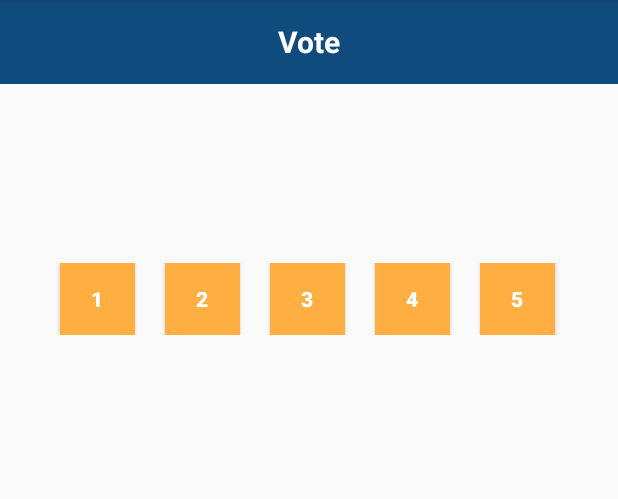
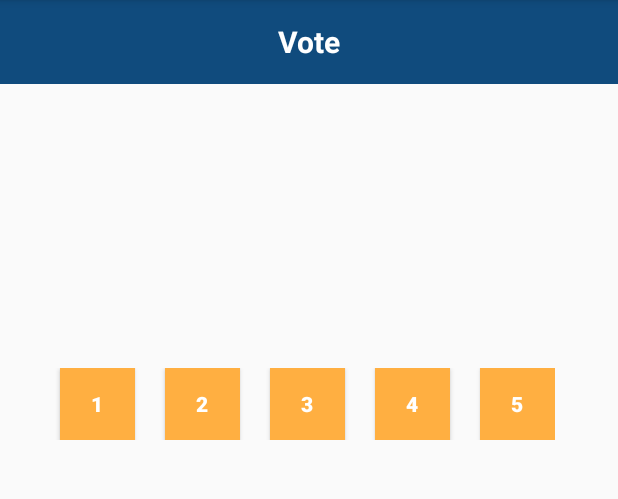
Before and after one commit to roland1997/PlanningPoker, an Android app: the VoteActivity screen opened directly, with no data from a screen before it, on a phone screen of 412 x 824 dp, the part 84-583 px from its top. Run offline under Robolectric (Android 15) with nearby library versions, the phone set to English and light mode, and no system bars; our stand-ins replace Firebase (no records; nobody signed in at launch, a user with empty details on screens opened directly); 1 statement that could not run was skipped.

```diff
--- a/app/src/main/java/com/example/planningpoker/VoteActivity.java
+++ b/app/src/main/java/com/example/planningpoker/VoteActivity.java
@@ -22,11 +22,8 @@ import com.google.firebase.database.ValueEventListener;
 public class VoteActivity extends AppCompatActivity {
 
     TextView textViewQuestion;
-    Button buttonVote1;
-    Button buttonVote2;
-    Button buttonVote3;
-    Button buttonVote4;
-    Button buttonVote5;
+
+    Button buttonVote1,buttonVote2,buttonVote3,buttonVote4,buttonVote5;
 
     String code;
 
@@ -39,20 +36,16 @@ public class VoteActivity extends AppCompatActivity {
         super.onCreate(savedInstanceState);
         setContentView(R.layout.activity_vote);
 
-        mAuth = FirebaseAuth.getInstance();
-        //FirebaseUser user = mAuth.getCurrentUser();
-        //databaseReference = FirebaseDatabase.getInstance().getReference();
-
         initialize();
 
-        Toast.makeText(getApplicationContext(), " Szavasat az egyik gombra kattintva adhatja le.", Toast.LENGTH_SHORT).show();
+        questionFromFirebase();
 
-        code = getIntent().getStringExtra("codeString");
+        onClickListener();
+    }
 
+    private void questionFromFirebase(){
         FirebaseDatabase database = FirebaseDatabase.getInstance();
         DatabaseReference myRef = database.getReference("Session").child(code).child("Question");
-
-        //String question = getIntent().getStringExtra("questionString");
 
 
         myRef.addValueEventListener(new ValueEventListener() {
@@ -67,12 +60,15 @@ public class VoteActivity extends AppCompatActivity {
 
             }
         });
+    }
 
-        onClickListener();
+    private void openSessionActivity(){
+        Intent intent = new Intent(this,SessionActivity.class);
+        startActivity(intent);
     }
 
     private void onClickListener() {
-        String code = getIntent().getStringExtra("codeString");
+
 
         databaseReference = FirebaseDatabase.getInstance().getReference("Session").child(code);
 
@@ -82,11 +78,10 @@ public class VoteActivity extends AppCompatActivity {
                 String vote = "1";
                 VoteNumber voteNumber = new VoteNumber(vote);
                 FirebaseUser user = mAuth.getCurrentUser();
-                //databaseReference.child(user.getUid()).setValue(voteNumber);
                 String stringVoteNumber = voteNumber.getVote();
                 databaseReference.child(stringVoteNumber).child(user.getUid()).setValue(user.getEmail());
 
-                startActivity(new Intent(VoteActivity.this, SessionActivity.class));
+                openSessionActivity();
             }
         });
 
@@ -96,11 +91,10 @@ public class VoteActivity extends AppCompatActivity {
                 String vote = "2";
                 VoteNumber voteNumber = new VoteNumber(vote);
                 FirebaseUser user = mAuth.getCurrentUser();
-                //databaseReference.child(user.getUid()).setValue(voteNumber);
                 String stringVoteNumber = voteNumber.getVote();
                 databaseReference.child(stringVoteNumber).child(user.getUid()).setValue(user.getEmail());
+                openSessionActivity();
 
-                startActivity(new Intent(VoteActivity.this, SessionActivity.class));
             }
         });
 
@@ -110,11 +104,10 @@ public class VoteActivity extends AppCompatActivity {
                 String vote = "3";
                 VoteNumber voteNumber = new VoteNumber(vote);
                 FirebaseUser user = mAuth.getCurrentUser();
-                //databaseReference.child(user.getUid()).setValue(voteNumber);
                 String stringVoteNumber = voteNumber.getVote();
                 databaseReference.child(stringVoteNumber).child(user.getUid()).setValue(user.getEmail());
 
-                startActivity(new Intent(VoteActivity.this, SessionActivity.class));
+                openSessionActivity();
             }
         });
         buttonVote4.setOnClickListener(new View.OnClickListener() {
@@ -126,7 +119,7 @@ public class VoteActivity extends AppCompatActivity {
                 String stringVoteNumber = voteNumber.getVote();
                 databaseReference.child(stringVoteNumber).child(user.getUid()).setValue(user.getEmail());
 
-                startActivity(new Intent(VoteActivity.this, SessionActivity.class));
+                openSessionActivity();
             }
         });
 
@@ -140,11 +133,10 @@ public class VoteActivity extends AppCompatActivity {
                 String stringVoteNumber = voteNumber.getVote();
                 databaseReference.child(stringVoteNumber).child(user.getUid()).setValue(user.getEmail());
 
-                startActivity(new Intent(VoteActivity.this, SessionActivity.class));
+                openSessionActivity();
             }
         });
     }
-
 
     private void initialize() {
         textViewQuestion = findViewById(R.id.textViewQuestion);
@@ -153,6 +145,12 @@ public class VoteActivity extends AppCompatActivity {
         buttonVote3 = findViewById(R.id.buttonVote3);
         buttonVote4 = findViewById(R.id.buttonVote4);
         buttonVote5 = findViewById(R.id.buttonVote5);
+
+        code = getIntent().getStringExtra("codeString");
+
+        mAuth = FirebaseAuth.getInstance();
+
+        Toast.makeText(getApplicationContext(), " Szavasat az egyik gombra kattintva adhatja le.", Toast.LENGTH_LONG).show();
     }
 
 
--- a/app/src/main/res/layout/activity_vote.xml
+++ b/app/src/main/res/layout/activity_vote.xml
@@ -10,6 +10,7 @@
         android:id="@+id/linearLayout2"
         android:layout_width="match_parent"
         android:layout_height="match_parent"
+
         android:orientation="vertical">
 
         <TextView
@@ -27,13 +28,15 @@
             android:id="@+id/textViewQuestion"
             android:layout_width="match_parent"
             android:layout_height="wrap_content"
-            android:layout_marginTop="70dp" />
+            android:layout_marginTop="70dp"
+
+            android:gravity="center|center_horizontal" />
 
         <LinearLayout
-            android:layout_width="match_parent"
+            android:layout_width="wrap_content"
             android:layout_height="wrap_content"
             android:layout_marginLeft="20dp"
-            android:layout_marginTop="30dp"
+            android:layout_marginTop="100dp"
             android:orientation="horizontal">
 
             <Button
@@ -41,50 +44,50 @@
                 android:layout_width="50dp"
                 android:layout_height="wrap_content"
                 android:layout_marginLeft="20dp"
+                android:background="@color/colorOrange"
                 android:text="@string/textNumberOne"
-                android:background="@color/colorOrange"
                 android:textColor="@color/colorWhite"
-                android:textStyle="bold"/>
+                android:textStyle="bold" />
 
             <Button
                 android:id="@+id/buttonVote2"
                 android:layout_width="50dp"
                 android:layout_height="wrap_content"
                 android:layout_marginLeft="20dp"
+                android:background="@color/colorOrange"
                 android:text="@string/TextNumberTwo"
-                android:background="@color/colorOrange"
                 android:textColor="@color/colorWhite"
-                android:textStyle="bold"/>
+                android:textStyle="bold" />
 
             <Button
                 android:id="@+id/buttonVote3"
                 android:layout_width="50dp"
                 android:layout_height="wrap_content"
                 android:layout_marginLeft="20dp"
+                android:background="@color/colorOrange"
                 android:text="@string/TextNumberThree"
-                android:background="@color/colorOrange"
                 android:textColor="@color/colorWhite"
-                android:textStyle="bold"/>
+                android:textStyle="bold" />
 
             <Button
                 android:id="@+id/buttonVote4"
                 android:layout_width="50dp"
                 android:layout_height="wrap_content"
                 android:layout_marginLeft="20dp"
+                android:background="@color/colorOrange"
                 android:text="@string/NumberFour"
-                android:background="@color/colorOrange"
                 android:textColor="@color/colorWhite"
-                android:textStyle="bold"/>
+                android:textStyle="bold" />
 
             <Button
                 android:id="@+id/buttonVote5"
                 android:layout_width="50dp"
                 android:layout_height="wrap_content"
                 android:layout_marginLeft="20dp"
+                android:background="@color/colorOrange"
                 android:text="@string/NumberFive"
-                android:background="@color/colorOrange"
                 android:textColor="@color/colorWhite"
-                android:textStyle="bold"/>
+                android:textStyle="bold" />
         </LinearLayout>
 
     </LinearLayout>
```
Also changed, not shown: app/src/main/java/com/example/planningpoker/MainActivity.java (+22 -7 lines), app/src/main/java/com/example/planningpoker/QuestionDetails.java (+31 -34 lines), app/src/main/java/com/example/planningpoker/RegisterActivity.java (+15 -6 lines), app/src/main/java/com/example/planningpoker/SessionActivity.java (+33 -25 lines), app/src/main/res/layout/activity_question_details.xml (+0 -14 lines).
